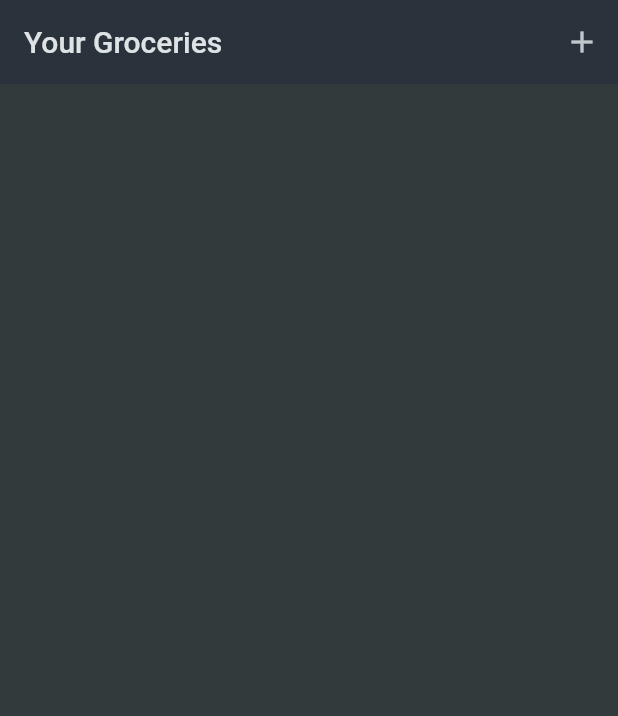
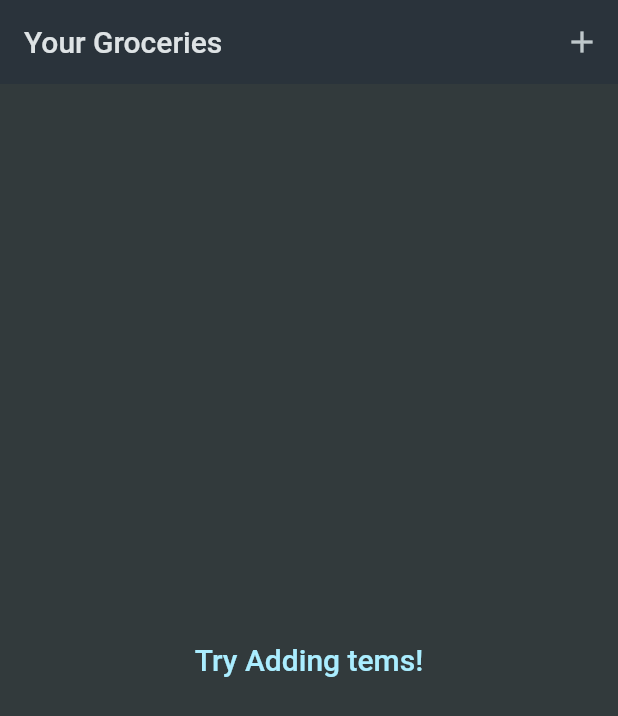
Before and after one commit to vishva-kalhara/shopping_list_flutter, a Flutter app: the screen it shows after launch, on a phone screen of 412 x 824 dp. Shown: the top 716 px of the screen. Run offline on Flutter 3.47's test engine with Material 2 defaults, Android fonts, the phone set to English and light mode, and no system bars.

Commit message:
Changing the main content dynamically DONE!

```diff
--- a/lib/screens/new_item.dart
+++ b/lib/screens/new_item.dart
@@ -28,14 +28,12 @@ class _AddItenScreenState extends State<AddItenScreen> {
     if (_formKey.currentState!.validate()) {
       _formKey.currentState!.save();
       Navigator.of(context).pop(
-
         GroceryItem(
           id: DateTime.now().toString(),
           name: nameVal,
           quantity: qtyVal,
           category: selectedCategory!,
         ),
-
       );
     }
   }
--- a/lib/screens/shopping_list.dart
+++ b/lib/screens/shopping_list.dart
@@ -5,7 +5,7 @@ import 'package:shopping_list/models/grocery_items.dart';
 // import 'package:shopping_list/models/grocery_items.dart';
 // import 'package:shopping_list/models/grocery_items.dart';
 import 'package:shopping_list/widgets/grocery_item.dart';
-import 'package:shopping_list/Data/dummy_items.dart';
+// import 'package:shopping_list/Data/dummy_items.dart';
 import 'package:shopping_list/screens/new_item.dart';
 
 class ShoppingList extends StatefulWidget {
@@ -31,6 +31,29 @@ class _ShoppingListState extends State<ShoppingList> {
 
   @override
   Widget build(BuildContext context) {
+    Widget content = ListView.builder(
+      itemCount: _groceryItem.length,
+      itemBuilder: (context, index) {
+        return GroceryItemWidget(
+          id: _groceryItem[index].id,
+          name: _groceryItem[index].name,
+          quantity: _groceryItem[index].quantity,
+          category: _groceryItem[index].category,
+        );
+      },
+    );
+
+    if (_groceryItem.isEmpty) {
+      content = Center(
+        child: Text(
+          "Try Adding tems!",
+          style: Theme.of(context).textTheme.titleLarge!.copyWith(
+                color: Theme.of(context).colorScheme.onPrimaryContainer,
+              ),
+        ),
+      );
+    }
+
     return Scaffold(
       appBar: AppBar(
         title: const Text("Your Groceries"),
@@ -38,17 +61,7 @@ class _ShoppingListState extends State<ShoppingList> {
       ),
       body: Padding(
         padding: const EdgeInsets.all(8),
-        child: ListView.builder(
-          itemCount: _groceryItem.length,
-          itemBuilder: (context, index) {
-            return GroceryItemWidget(
-              id: _groceryItem[index].id,
-              name: _groceryItem[index].name,
-              quantity: _groceryItem[index].quantity,
-              category: _groceryItem[index].category,
-            );
-          },
-        ),
+        child: content,
       ),
     );
   }
```
Lines whose indentation alone changed are shown as unchanged.
